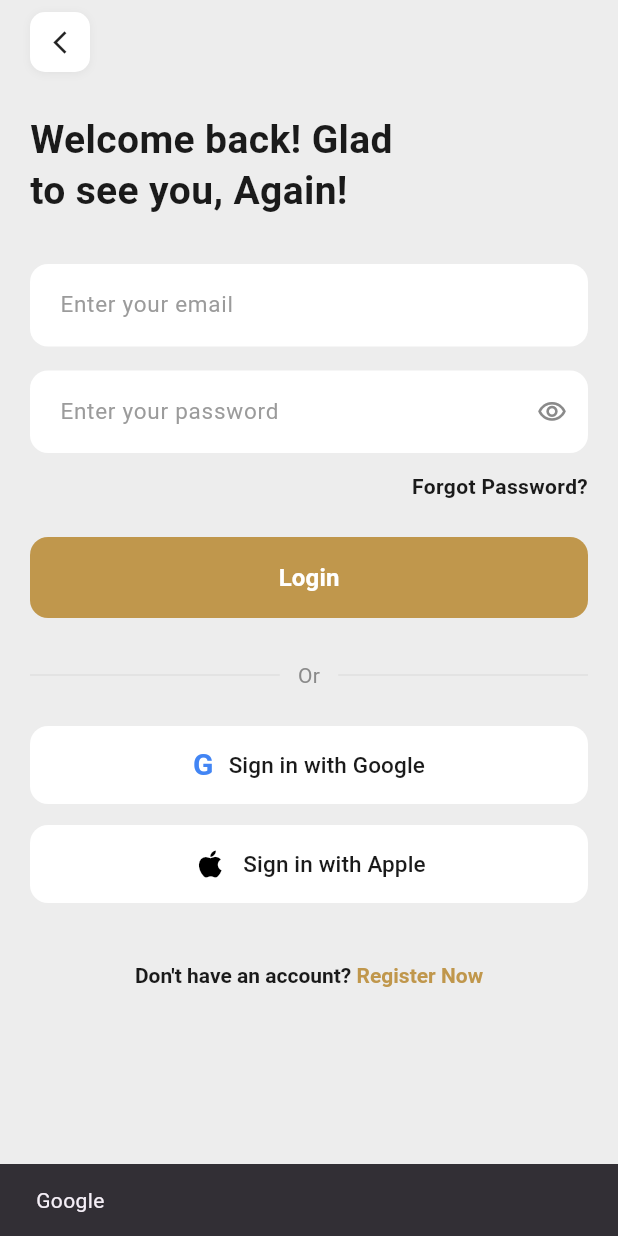
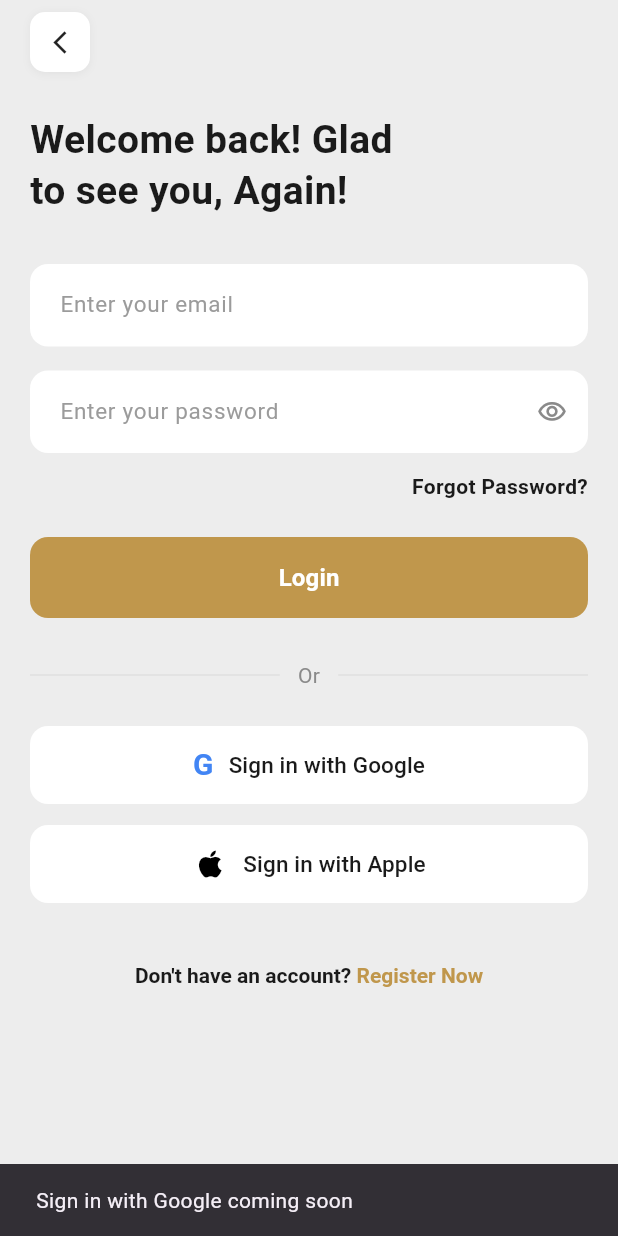
Before and after one commit to Klibar/clan_architecture-task, a Flutter app: the LoginScreen screen opened directly, after a tap on an icon or button, on a phone screen of 412 x 824 dp. Run offline on Flutter 3.47's test engine with Material 3 defaults, Android fonts, the phone set to English and light mode, and no system bars; our stand-ins replace dio, flutter_bloc, flutter_screenutil, shared_preferences; accounts and stored records are empty; Roboto replaces fonts that are missing (Georgia).

Commit message:
first commit

```diff
--- a/lib/features/auth/presentation/cubit/auth_cubit.dart
+++ b/lib/features/auth/presentation/cubit/auth_cubit.dart
@@ -40,7 +40,7 @@ class AuthCubit extends Cubit<AuthState> {
       emit(
         RegisterSuccessState(
           user: result.user,
-          message: 'Logged in Sccessfuly',
+          message: 'Registered Successfully',
         ),
       );
     } catch (e) {
--- a/lib/features/auth/presentation/cubit/auth_validators.dart
+++ b/lib/features/auth/presentation/cubit/auth_validators.dart
@@ -35,7 +35,7 @@ class AuthValidators {
       return 'Confrmation Required';
     }
     if (value != password) {
-      return "Passwrod dosen't match";
+      return "Passwords don't match";
     }
     return null;
   }
--- a/lib/features/auth/presentation/pages/login_page.dart
+++ b/lib/features/auth/presentation/pages/login_page.dart
@@ -43,9 +43,9 @@ class _LoginScreenState extends State<LoginScreen> {
   }
 
   void _onSocialSignInPressed(BuildContext context, String provider) {
-    ScaffoldMessenger.of(
-      context,
-    ).showSnackBar(SnackBar(content: Text('$provider')));
+    ScaffoldMessenger.of(context).showSnackBar(
+      SnackBar(content: Text('Sign in with $provider coming soon')),
+    );
   }
 
   @override
```
